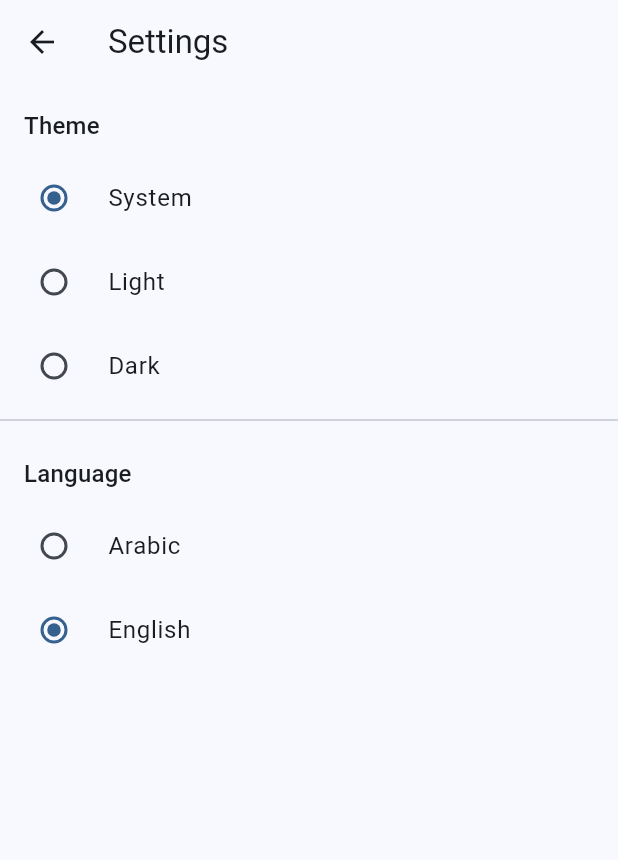
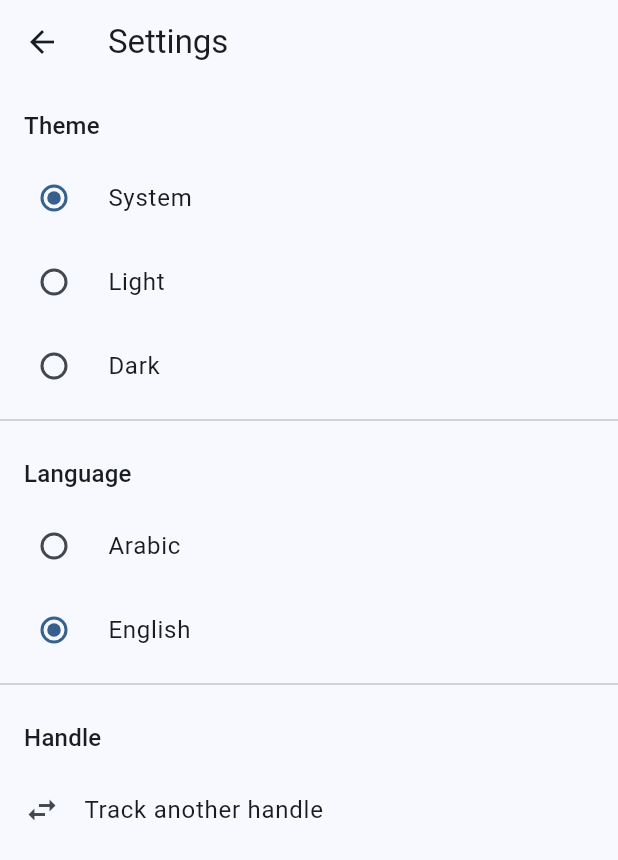
Before and after one commit to hashem78/CodeforcesTracker, a Flutter app: the screen it shows after launch, after a tap on the "settings" icon, on a phone screen of 412 x 824 dp. Shown: the top 860 px of the screen. Run offline on Flutter 3.47's test engine with Material 3 defaults, Android fonts, the light colour scheme and no system bars; our stand-ins replace auto_route, chopper, fast_immutable_collections, fl_chart, flutter_form_builder, flutter_hooks and 8 more; generated files the repository leaves out were written again.

Commit message:
feat: persist handle across app sessions
Save the Codeforces handle to SharedPreferences so users don't need to
re-enter it on every app launch. Auto-navigates to the main screen on
startup if a handle is saved. Adds "Track another handle" option in
settings with a confirmation dialog.

```diff
--- a/lib/i18n/en.i18n.json
+++ b/lib/i18n/en.i18n.json
@@ -31,7 +31,12 @@
     "languageNames": {
       "en": "English",
       "ar": "Arabic"
-    }
+    },
+    "handle": "Handle",
+    "trackAnother": "Track another handle",
+    "trackAnotherConfirm": "Are you sure you want to track a different handle?",
+    "confirm": "Confirm",
+    "cancel": "Cancel"
   },
   "theme": {
     "system": "System",
--- a/lib/presentation/screens/landing.dart
+++ b/lib/presentation/screens/landing.dart
@@ -1,6 +1,7 @@
 import 'package:auto_route/auto_route.dart';
 import 'package:code_forces_tracker/core/app_sizing.dart';
 import 'package:code_forces_tracker/main.dart';
+import 'package:code_forces_tracker/providers/handle.dart';
 import 'package:code_forces_tracker/providers/handle_validation.dart';
 import 'package:code_forces_tracker/providers/locale.dart';
 import 'package:code_forces_tracker/router.dart';
@@ -19,6 +20,18 @@ class LandingScreen extends HookConsumerWidget {
     final formKey = useMemoized(GlobalKey<FormBuilderState>.new);
     final validationState = ref.watch(handleValidatorProvider);
     final t = ref.watch(localeProvider);
+    final savedHandle = ref.read(handleProvider);
+    final didAutoNavigate = useRef(false);
+
+    useEffect(() {
+      if (savedHandle != null && !didAutoNavigate.value) {
+        didAutoNavigate.value = true;
+        WidgetsBinding.instance.addPostFrameCallback((_) {
+          context.router.replace(MainRoute(handle: savedHandle));
+        });
+      }
+      return null;
+    }, [savedHandle]);
 
     ref.listen(handleValidatorProvider, (prev, next) {
       if (prev is! AsyncLoading) return;
@@ -26,6 +39,7 @@ class LandingScreen extends HookConsumerWidget {
         case AsyncData(value: HandleValidationResult.valid):
           scaffoldMessengerKey.currentState!.hideCurrentSnackBar();
           final handle = formKey.currentState!.fields['handle']!.value as String;
+          ref.read(handleProvider.notifier).set(handle.trim());
           context.router.push(MainRoute(handle: handle.trim()));
         case AsyncData(value: HandleValidationResult.invalid):
           scaffoldMessengerKey.currentState!.hideCurrentSnackBar();
@@ -73,6 +87,7 @@ class LandingScreen extends HookConsumerWidget {
                   SizedBox(height: context.spaceLG),
                   FormBuilderTextField(
                     name: 'handle',
+                    initialValue: savedHandle,
                     enabled: !validationState.isLoading,
                     autovalidateMode: AutovalidateMode.onUserInteraction,
                     decoration: InputDecoration(
--- a/lib/presentation/screens/settings.dart
+++ b/lib/presentation/screens/settings.dart
@@ -1,8 +1,10 @@
 import 'package:auto_route/auto_route.dart';
 import 'package:code_forces_tracker/core/app_sizing.dart';
 import 'package:code_forces_tracker/i18n/strings.g.dart';
+import 'package:code_forces_tracker/providers/handle.dart';
 import 'package:code_forces_tracker/providers/locale.dart';
 import 'package:code_forces_tracker/providers/theme.dart';
+import 'package:code_forces_tracker/router.dart';
 import 'package:flutter/material.dart';
 import 'package:hooks_riverpod/hooks_riverpod.dart';
 
@@ -23,6 +25,8 @@ class SettingsScreen extends ConsumerWidget {
           _ThemeSection(t: t, themeMode: themeMode),
           const Divider(),
           _LanguageSection(t: t, currentLocale: localeNotifier.currentLocale),
+          const Divider(),
+          _HandleSection(t: t),
         ],
       ),
     );
@@ -100,3 +104,44 @@ class _LanguageSection extends ConsumerWidget {
     AppLocale.ar => t.settings.languageNames.ar,
   };
 }
+
+class _HandleSection extends ConsumerWidget {
+  const _HandleSection({required this.t});
+  final Translations t;
+
+  @override
+  Widget build(BuildContext context, WidgetRef ref) {
+    return Column(
+      crossAxisAlignment: CrossAxisAlignment.start,
+      children: [
+        Padding(
+          padding: EdgeInsets.fromLTRB(context.paddingLG, context.spaceMD, context.paddingLG, context.spaceSM),
+          child: Text(t.settings.handle, style: Theme.of(context).textTheme.titleMedium),
+        ),
+        ListTile(
+          leading: const Icon(Icons.swap_horiz),
+          title: Text(t.settings.trackAnother),
+          onTap: () async {
+            final confirmed = await showDialog<bool>(
+              context: context,
+              builder: (context) => AlertDialog(
+                title: Text(t.settings.trackAnother),
+                content: Text(t.settings.trackAnotherConfirm),
+                actions: [
+                  TextButton(onPressed: () => Navigator.pop(context, false), child: Text(t.settings.cancel)),
+                  TextButton(onPressed: () => Navigator.pop(context, true), child: Text(t.settings.confirm)),
+                ],
+              ),
+            );
+            if (confirmed ?? false) {
+              ref.read(handleProvider.notifier).clear();
+              if (context.mounted) {
+                context.router.pushAndPopUntil(const LandingRoute(), predicate: (_) => false);
+              }
+            }
+          },
+        ),
+      ],
+    );
+  }
+}
--- /dev/null
+++ b/lib/providers/handle.dart
@@ -0,0 +1,25 @@
+import 'package:code_forces_tracker/providers/prefs.dart';
+import 'package:riverpod_annotation/riverpod_annotation.dart';
+
+part 'handle.g.dart';
+
+const _prefsKey = 'handle';
+
+@Riverpod(keepAlive: true)
+class HandleNotifier extends _$HandleNotifier {
+  @override
+  String? build() {
+    final prefs = ref.read(prefsProvider);
+    return prefs.getString(_prefsKey);
+  }
+
+  void set(String handle) {
+    state = handle;
+    ref.read(prefsProvider).setString(_prefsKey, handle);
+  }
+
+  void clear() {
+    state = null;
+    ref.read(prefsProvider).remove(_prefsKey);
+  }
+}
```
Also changed, not shown: lib/i18n/ar.i18n.json (+6 -1 lines).
